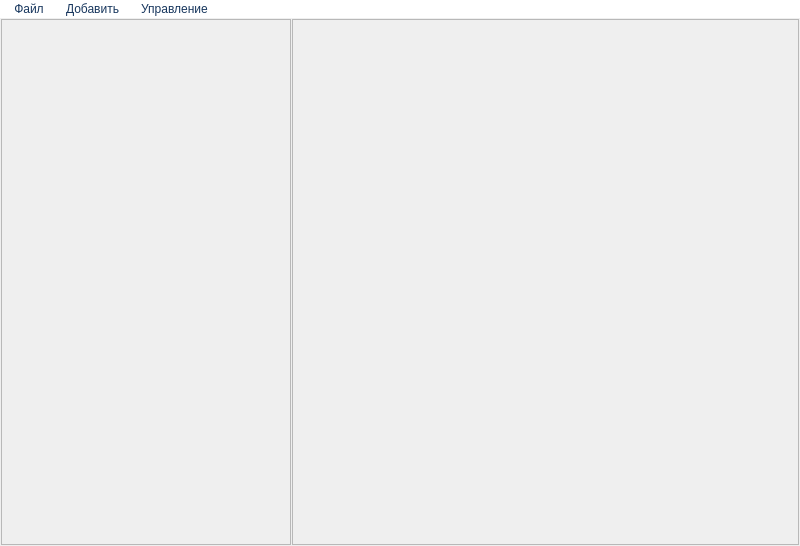
Qt form forms/ui/Main.ui (Kellerian/ProdLineVirt) before a commit.
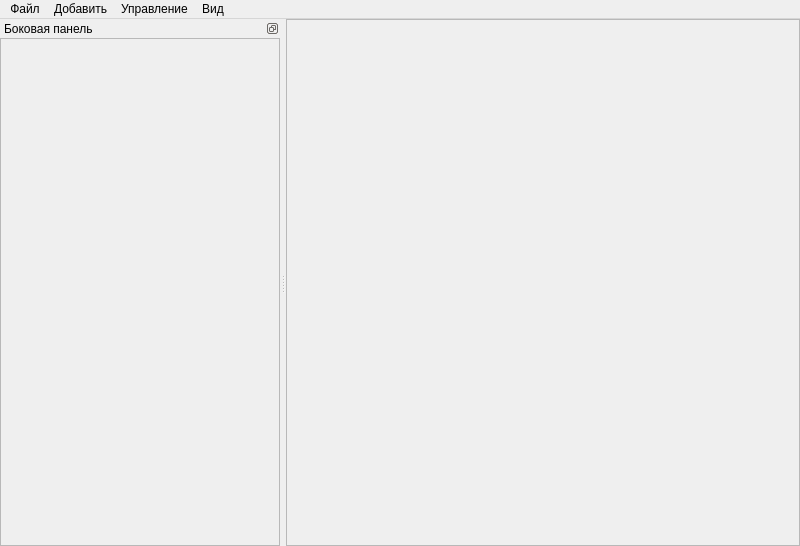
The same form after that commit.

Commit message: Модернизация UI эмулятора линии: canvas-layout, карточки устройств, боковая панель и система тем.

Patch:
```diff
--- a/forms/ui/Main.ui
+++ b/forms/ui/Main.ui
@@ -13,114 +13,83 @@
   <property name="windowTitle">
    <string>Эмулятор оборудования линии</string>
   </property>
-  <property name="styleSheet">
-   <string notr="true">QScrollBar {
-	background: none;
-	border: 1px;
-	margin: 1;
-	padding: 1;
-	width: 15px;
-}
-
-QScrollBar:handle {
-	border: 1px solid #FF17365D;
-	background: #226091;
-	border-radius: 3px;
-	min-height: 45px;
-	min-width: 15px;
-}
-
-QScrollBar:sub-line {
-	background: none;
-	border: none;
-	height: 0px;
-	padding: 0;
-	width: 0px;
-}
-
-QScrollBar:add-line {
-	background:  none;
-	border: none;
-	height: 0px;	
-	padding: 0;
-	width: 0px;
-}
-
-QMenuBar {
-	background-color: #ffffff;
-	color: #17365D;
-}
-
-QMenuBar::item {
-	background-color: transparent;
-	color: #17365D;
-	padding: 2px 8px;
-}
-
-QMenuBar::item:selected {
-	background-color: #226091;
-	color: #f0b321;
-}
-
-QMenuBar::item:pressed {
-	background-color: #226091;
-	color: #f0b321;
-}
-
-QMenu {
-	background-color: #f5f5f5;
-	color: #17365D;
-	border: 1px solid #17365D;
-}
-
-QMenu::separator {
-	height: 1px;
-	background: #17365D;
-	margin: 4px 8px;
-}
-
-QMenu::item {
-	background-color: transparent;
-	color: #17365D;
-	padding: 4px 24px 4px 8px;
-}
-
-QMenu::item:selected {
-	background-color: #226091;
-	color: #f0b321;
-}</string>
-  </property>
   <widget class="QWidget" name="centralwidget">
-   <layout class="QHBoxLayout" name="horizontalLayout" stretch="0,2">
+   <layout class="QVBoxLayout" name="centralLayout">
     <property name="spacing">
-     <number>1</number>
+     <number>0</number>
     </property>
     <property name="leftMargin">
-     <number>1</number>
+     <number>0</number>
     </property>
     <property name="topMargin">
-     <number>1</number>
+     <number>0</number>
     </property>
     <property name="rightMargin">
-     <number>1</number>
+     <number>0</number>
     </property>
     <property name="bottomMargin">
-     <number>1</number>
+     <number>0</number>
     </property>
     <item>
-     <widget class="QScrollArea" name="scrollArea_2">
+     <widget class="QScrollArea" name="scrollAreaCanvas">
+      <property name="frameShadow">
+       <enum>QFrame::Plain</enum>
+      </property>
+      <property name="widgetResizable">
+       <bool>true</bool>
+      </property>
+      <widget class="QWidget" name="scaDevices">
+       <property name="geometry">
+        <rect>
+         <x>0</x>
+         <y>0</y>
+         <width>505</width>
+         <height>520</height>
+        </rect>
+       </property>
+      </widget>
+     </widget>
+    </item>
+   </layout>
+  </widget>
+  <widget class="QDockWidget" name="dockSidebar">
       <property name="minimumSize">
        <size>
-        <width>290</width>
+     <width>280</width>
         <height>0</height>
        </size>
       </property>
-      <property name="maximumSize">
-       <size>
-        <width>290</width>
-        <height>16777215</height>
-       </size>
-      </property>
+   <property name="windowTitle">
+    <string>Боковая панель</string>
+   </property>
+   <property name="features">
+    <set>QDockWidget::DockWidgetMovable|QDockWidget::DockWidgetFloatable</set>
+   </property>
+   <property name="allowedAreas">
+    <set>Qt::LeftDockWidgetArea|Qt::RightDockWidgetArea</set>
+   </property>
+   <attribute name="dockWidgetArea">
+    <number>1</number>
+   </attribute>
+   <widget class="QWidget" name="dockSidebarContents">
+    <layout class="QVBoxLayout" name="dockSidebarLayout">
+     <property name="spacing">
+      <number>0</number>
+     </property>
+     <property name="leftMargin">
+      <number>0</number>
+     </property>
+     <property name="topMargin">
+      <number>0</number>
+     </property>
+     <property name="rightMargin">
+      <number>0</number>
+     </property>
+     <property name="bottomMargin">
+      <number>0</number>
+     </property>
+     <item>
+      <widget class="QScrollArea" name="scrollAreaSidebar">
       <property name="frameShadow">
        <enum>QFrame::Plain</enum>
       </property>
@@ -136,18 +105,6 @@
          <height>520</height>
         </rect>
        </property>
-       <property name="minimumSize">
-        <size>
-         <width>280</width>
-         <height>0</height>
-        </size>
-       </property>
-       <property name="maximumSize">
-        <size>
-         <width>290</width>
-         <height>16777215</height>
-        </size>
-       </property>
        <layout class="QVBoxLayout" name="verticalLayout" stretch="0,1">
         <property name="spacing">
          <number>3</number>
@@ -188,27 +145,8 @@
       </widget>
      </widget>
     </item>
-    <item>
-     <widget class="QScrollArea" name="scrollArea">
-      <property name="frameShadow">
-       <enum>QFrame::Plain</enum>
-      </property>
-      <property name="widgetResizable">
-       <bool>true</bool>
-      </property>
-      <widget class="QWidget" name="scaDevices">
-       <property name="geometry">
-        <rect>
-         <x>0</x>
-         <y>0</y>
-         <width>505</width>
-         <height>520</height>
-        </rect>
-       </property>
-      </widget>
-     </widget>
-    </item>
-   </layout>
+    </layout>
+   </widget>
   </widget>
   <widget class="QMenuBar" name="menuBar">
    <property name="geometry">
@@ -219,6 +157,16 @@
      <height>22</height>
     </rect>
    </property>
+   <widget class="QMenu" name="menu_2">
+    <property name="title">
+     <string>Файл</string>
+    </property>
+    <addaction name="acOpen"/>
+    <addaction name="acSaveAs"/>
+    <addaction name="acSave"/>
+    <addaction name="separator"/>
+    <addaction name="acClose"/>
+   </widget>
    <widget class="QMenu" name="menu">
     <property name="title">
      <string>Добавить</string>
@@ -231,16 +179,6 @@
     <addaction name="separator"/>
     <addaction name="acAddGenerator"/>
    </widget>
-   <widget class="QMenu" name="menu_2">
-    <property name="title">
-     <string>Файл</string>
-    </property>
-    <addaction name="acOpen"/>
-    <addaction name="acSaveAs"/>
-    <addaction name="acSave"/>
-    <addaction name="separator"/>
-    <addaction name="acClose"/>
-   </widget>
    <widget class="QMenu" name="menuControl">
     <property name="title">
      <string>Управление</string>
@@ -282,9 +220,20 @@
     <addaction name="menuControlStop"/>
     <addaction name="menuControlClear"/>
    </widget>
+   <widget class="QMenu" name="menuView">
+    <property name="title">
+     <string>Вид</string>
+    </property>
+    <addaction name="acResetLayout"/>
+    <addaction name="separator"/>
+    <addaction name="acThemeSystem"/>
+    <addaction name="acThemeLight"/>
+    <addaction name="acThemeDark"/>
+   </widget>
    <addaction name="menu_2"/>
    <addaction name="menu"/>
    <addaction name="menuControl"/>
+   <addaction name="menuView"/>
   </widget>
   <action name="acAddCamera">
    <property name="text">
```
Left out of the diff: 37 changed lines with no effect on the pictures. Lines whose indentation alone changed are shown as unchanged. The commit also changes 111 other files.
